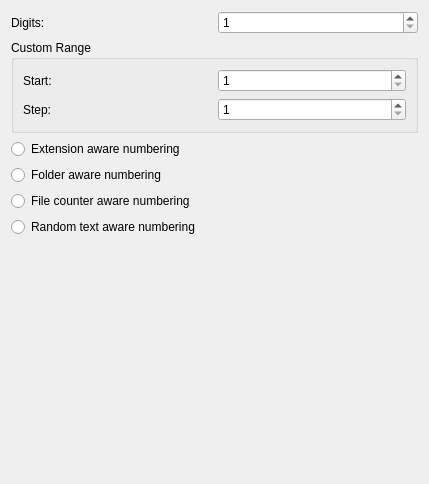
Old version of the form core/utilities/advancedrename/parser/options/sequencenumberoptiondialogwidget.ui in the repository RPhay/MyDigikam.
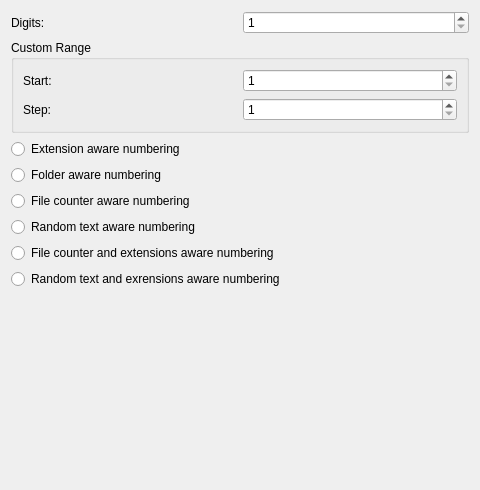
New version of the form.

Commit message: add new option to the numbering dialog and fix start/step CCBUGS: 469120

What changed in the file:
```diff
--- a/core/utilities/advancedrename/parser/options/sequencenumberoptiondialogwidget.ui
+++ b/core/utilities/advancedrename/parser/options/sequencenumberoptiondialogwidget.ui
@@ -6,8 +6,8 @@
    <rect>
     <x>0</x>
     <y>0</y>
-    <width>429</width>
-    <height>484</height>
+    <width>480</width>
+    <height>490</height>
    </rect>
   </property>
   <layout class="QVBoxLayout" name="verticalLayout_2">
@@ -120,6 +120,20 @@
      </property>
     </widget>
    </item>
+   <item>
+    <widget class="QRadioButton" name="counterAndExtAware">
+     <property name="text">
+      <string>File counter and extensions aware numbering</string>
+     </property>
+    </widget>
+   </item>
+   <item>
+    <widget class="QRadioButton" name="randomAndExtAware">
+     <property name="text">
+      <string>Random text and exrensions aware numbering</string>
+     </property>
+    </widget>
+   </item>
    <item>
     <spacer name="verticalSpacer">
      <property name="orientation">
```
The commit also changes 1 other file.
